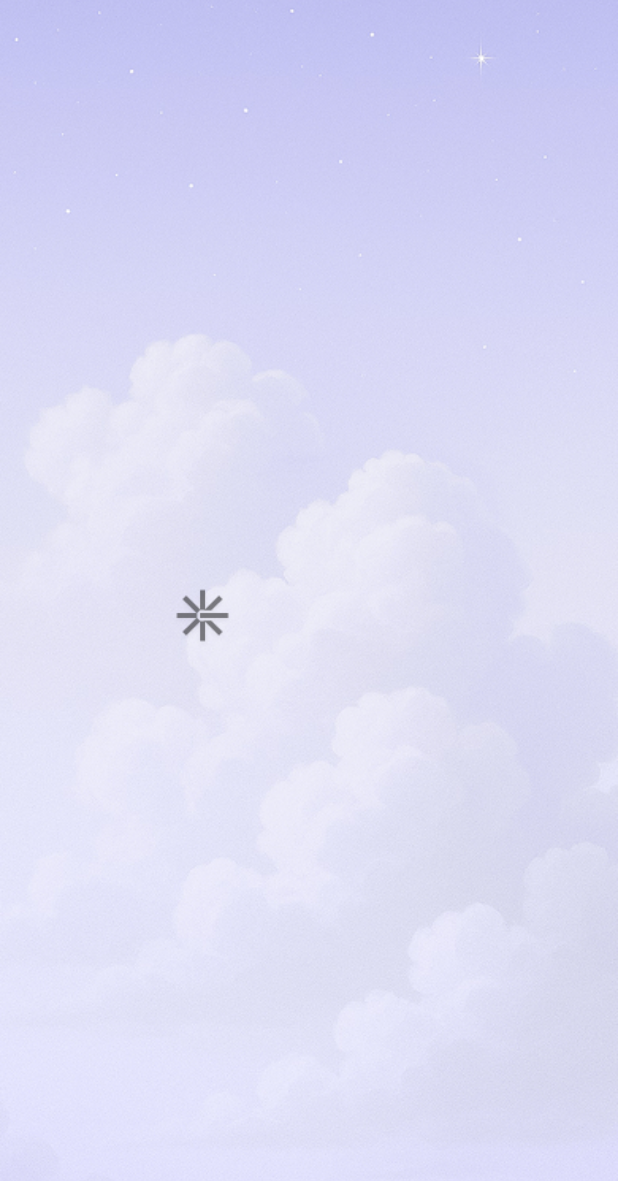
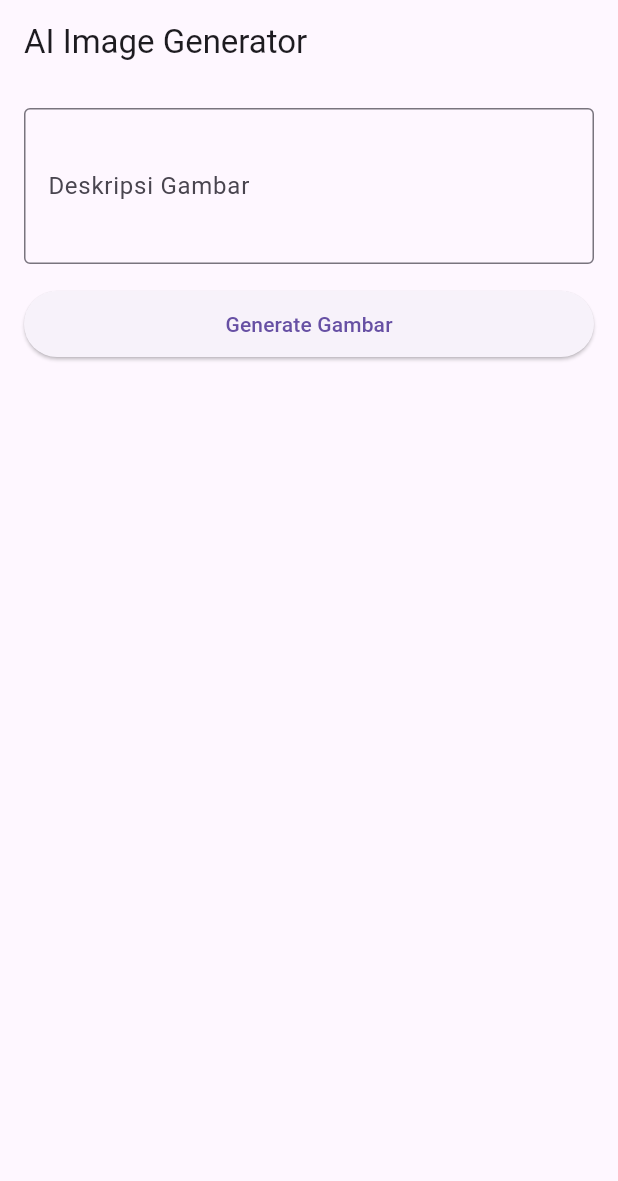
Before and after one commit to nurulid/puppy-scan, a Flutter app: the first screen one second after launch, on a phone screen of 412 x 824 dp. Shown: the top 1181 px of the screen. Run offline on Flutter 3.47's test engine with Material 3 defaults, Android fonts, the phone set to English and light mode, and no system bars; our stand-ins replace dotted_border, flutter_dotenv, flutter_svg, image_picker; missing offline and left inert: before_after.

Commit message:
ai image generator

```diff
--- a/lib/main.dart
+++ b/lib/main.dart
@@ -5,18 +5,185 @@ import 'package:puppy_scan/screens/paywall/paywall_screen.dart';
 import 'package:puppy_scan/screens/results/results_screen.dart';
 import 'package:puppy_scan/screens/slider/slider_screen.dart';
 import 'package:puppy_scan/screens/splash/splash_screen.dart';
+import 'package:flutter_dotenv/flutter_dotenv.dart';
+import 'services/openai_service.dart';
 
-void main() {
+void main() async {
+  await dotenv.load(fileName: ".env");
   runApp(
-    MaterialApp(
-      routes: {
-        '/': (context) => SplashScreen(),
-        '/slider': (context) => SliderScreen(),
-        '/paywall': (context) => PaywallScreen(),
-        '/home': (context) => HomeScreen(),
-        '/scanning': (context) => ScanningScreen(),
-        '/results': (context) => ResultsScreen(),
-      },
-    ),
+    const Sandbox(),
+    // MaterialApp(
+    //   routes: {
+    //     '/': (context) => SplashScreen(),
+    //     '/slider': (context) => SliderScreen(),
+    //     '/paywall': (context) => PaywallScreen(),
+    //     '/home': (context) => HomeScreen(),
+    //     '/scanning': (context) => ScanningScreen(),
+    //     '/results': (context) => ResultsScreen(),
+    //   },
+    // ),
   );
 }
+
+class Sandbox extends StatelessWidget {
+  const Sandbox({Key? key}) : super(key: key);
+
+  @override
+  Widget build(BuildContext context) {
+    return MaterialApp(
+      title: 'AI Image Generator',
+      theme: ThemeData(primarySwatch: Colors.blue, useMaterial3: true),
+      home: const ImageGeneratorPage(),
+    );
+  }
+}
+
+class ImageGeneratorPage extends StatefulWidget {
+  const ImageGeneratorPage({Key? key}) : super(key: key);
+
+  @override
+  State<ImageGeneratorPage> createState() => _ImageGeneratorPageState();
+}
+
+class _ImageGeneratorPageState extends State<ImageGeneratorPage> {
+  final OpenAIService _openAIService = OpenAIService();
+  final TextEditingController _promptController = TextEditingController();
+
+  String? _imageUrl;
+  bool _isLoading = false;
+  String? _errorMessage;
+
+  @override
+  void dispose() {
+    _promptController.dispose();
+    super.dispose();
+  }
+
+  Future<void> _generateImage() async {
+    if (_promptController.text.isEmpty) {
+      setState(() {
+        _errorMessage = 'Silakan masukkan deskripsi gambar';
+      });
+      return;
+    }
+
+    setState(() {
+      _isLoading = true;
+      _errorMessage = null;
+    });
+
+    try {
+      final imageUrl = await _openAIService.generateImage(
+        _promptController.text,
+      );
+
+      if (imageUrl.startsWith('Error:')) {
+        setState(() {
+          _errorMessage = imageUrl;
+          _isLoading = false;
+        });
+      } else {
+        setState(() {
+          _imageUrl = imageUrl;
+          _isLoading = false;
+        });
+      }
+    } catch (e) {
+      setState(() {
+        _errorMessage = 'Terjadi kesalahan: $e';
+        _isLoading = false;
+      });
+    }
+  }
+
+  @override
+  Widget build(BuildContext context) {
+    return Scaffold(
+      appBar: AppBar(title: const Text('AI Image Generator')),
+      body: Padding(
+        padding: const EdgeInsets.all(16.0),
+        child: Column(
+          crossAxisAlignment: CrossAxisAlignment.stretch,
+          children: [
+            TextField(
+              controller: _promptController,
+              decoration: const InputDecoration(
+                labelText: 'Deskripsi Gambar',
+                hintText: 'Contoh: Kucing berwarna orange bermain di pantai',
+                border: OutlineInputBorder(),
+              ),
+              maxLines: 3,
+            ),
+            const SizedBox(height: 16),
+            ElevatedButton(
+              onPressed: _isLoading ? null : _generateImage,
+              style: ElevatedButton.styleFrom(
+                padding: const EdgeInsets.symmetric(vertical: 12),
+              ),
+              child:
+                  _isLoading
+                      ? const SizedBox(
+                        height: 20,
+                        width: 20,
+                        child: CircularProgressIndicator(strokeWidth: 2),
+                      )
+                      : const Text('Generate Gambar'),
+            ),
+            const SizedBox(height: 20),
+            if (_errorMessage != null)
+              Text(
+                _errorMessage!,
+                style: const TextStyle(color: Colors.red),
+                textAlign: TextAlign.center,
+              ),
+            if (_imageUrl != null && _errorMessage == null)
+              Expanded(
+                child: Column(
+                  children: [
+                    const Text(
+                      'Hasil Gambar:',
+                      style: TextStyle(
+                        fontSize: 16,
+                        fontWeight: FontWeight.bold,
+                      ),
+                    ),
+                    const SizedBox(height: 8),
+                    Expanded(
+                      child: ClipRRect(
+                        borderRadius: BorderRadius.circular(8),
+                        child: Image.network(
+                          _imageUrl!,
+                          loadingBuilder: (context, child, loadingProgress) {
+                            if (loadingProgress == null) return child;
+                            return Center(
+                              child: CircularProgressIndicator(
+                                value:
+                                    loadingProgress.expectedTotalBytes != null
+                                        ? loadingProgress
+                                                .cumulativeBytesLoaded /
+                                            loadingProgress.expectedTotalBytes!
+                                        : null,
+                              ),
+                            );
+                          },
+                          errorBuilder: (context, error, stackTrace) {
+                            return const Center(
+                              child: Text(
+                                'Gagal memuat gambar',
+                                style: TextStyle(color: Colors.red),
+                              ),
+                            );
+                          },
+                          fit: BoxFit.contain,
+                        ),
+                      ),
+                    ),
+                  ],
+                ),
+              ),
+          ],
+        ),
+      ),
+    );
+  }
+}
--- a/pubspec.yaml
+++ b/pubspec.yaml
@@ -38,6 +38,8 @@ dependencies:
   before_after: ^3.2.0
   flutter_svg: ^2.1.0
   image_picker: ^1.1.2
+  http: ^1.1.0
+  flutter_dotenv: ^5.1.0
 
 dev_dependencies:
   flutter_test:
@@ -89,6 +91,7 @@ flutter:
     - assets/bg_gradient_horizontal.png
     - assets/border_gradient.png
     - assets/border_gradient_horizontal.png
+    - .env
 
   # An image asset can refer to one or more resolution-specific "variants", see
   # https://flutter.dev/to/resolution-aware-images
```
Also changed, not shown: lib/services/openai_service.dart (added, +43 -0 lines), pubspec.lock, 2 other files.
